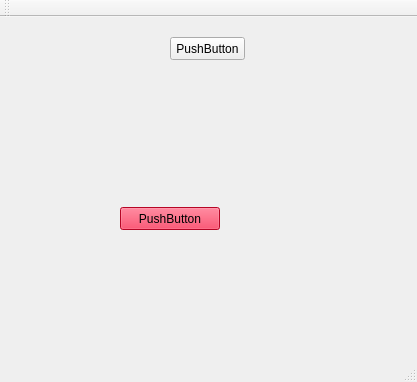
This is parsingApiKey/mainwindow.ui in nicholasleeeee/IVLEDownloaderTests as Qt 5 draws it before an edit. The edited form follows.
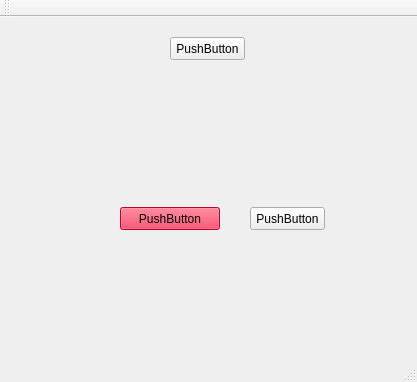
This is the edited form.

Diff of the .ui file:
```diff
--- a/parsingApiKey/mainwindow.ui
+++ b/parsingApiKey/mainwindow.ui
@@ -479,6 +479,19 @@
      <bool>false</bool>
     </property>
    </widget>
+   <widget class="QPushButton" name="pushButton_3">
+    <property name="geometry">
+     <rect>
+      <x>250</x>
+      <y>190</y>
+      <width>75</width>
+      <height>23</height>
+     </rect>
+    </property>
+    <property name="text">
+     <string>PushButton</string>
+    </property>
+   </widget>
   </widget>
   <widget class="QMenuBar" name="menuBar">
    <property name="geometry">
```
